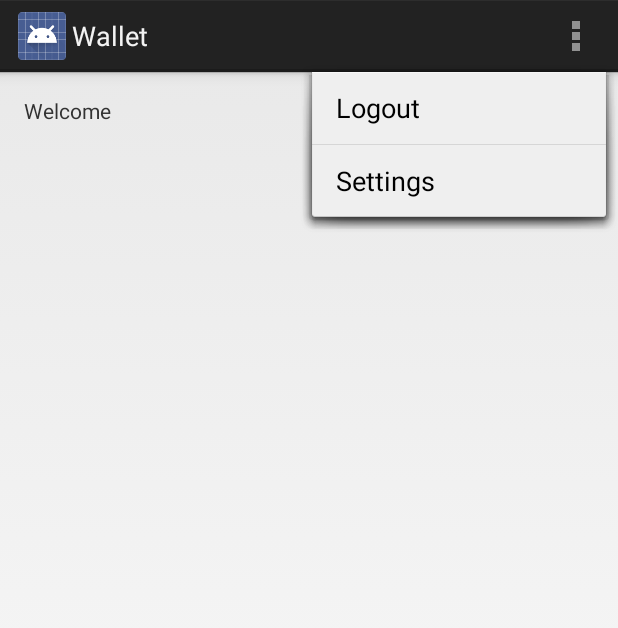
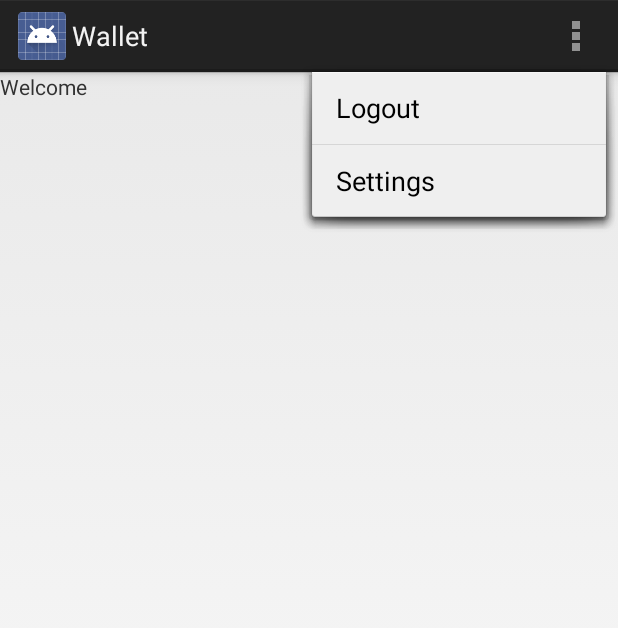
Before and after one commit to nfloresv/Wallet, an Android app: the HomeActivity screen opened directly, with no data from a screen before it, with the options menu open, on a phone screen of 412 x 824 dp. Shown: the top 628 px of the screen. Run offline under Robolectric (Android 15) with nearby library versions, the phone set to English and light mode, and no system bars.

Commit message:
DrawerLayout and Fragment
Implemented DrawerLayout with a simple menu.
Implemented the first fragment with information.
Adjust layouts to fit new configuration.

```diff
--- a/app/build.gradle
+++ b/app/build.gradle
@@ -2,7 +2,7 @@ apply plugin: 'com.android.application'
 
 android {
     compileSdkVersion 20
-    buildToolsVersion "20.0.0"
+    buildToolsVersion '20.0.0'
 
     defaultConfig {
         applicationId "com.flores.nico.wallet"
@@ -21,4 +21,5 @@ android {
 
 dependencies {
     compile fileTree(dir: 'libs', include: ['*.jar'])
+    compile 'com.android.support:support-v4:20.0.0'
 }
--- a/app/src/main/java/com/flores/nico/wallet/HomeActivity.java
+++ b/app/src/main/java/com/flores/nico/wallet/HomeActivity.java
@@ -1,14 +1,24 @@
 package com.flores.nico.wallet;
 
 import android.app.Activity;
+import android.app.Fragment;
+import android.app.FragmentManager;
 import android.content.Intent;
 import android.os.Bundle;
+import android.support.v4.widget.DrawerLayout;
 import android.view.Menu;
 import android.view.MenuItem;
+import android.view.View;
+import android.widget.AdapterView;
+import android.widget.ArrayAdapter;
+import android.widget.ListView;
 import android.widget.TextView;
 
 
 public class HomeActivity extends Activity {
+    private Fragment actualFragment;
+    private ListView mDrawerList;
+
     public static final int LOGIN_CODE = 0x00001;
 
     @Override
@@ -16,12 +26,20 @@ public class HomeActivity extends Activity {
         super.onCreate(savedInstanceState);
         setContentView(R.layout.activity_home);
 
+        String[] sectionsList = getResources().getStringArray(R.array.drawer_section_array);
+        mDrawerList = (ListView) findViewById(R.id.left_drawer);
+        mDrawerList.setAdapter(new ArrayAdapter<String>(this,
+                android.R.layout.simple_list_item_1, sectionsList));
+        mDrawerList.setOnItemClickListener(new DrawerItemClickListener());
+        actualFragment = new TransactionFragment();
+
+        FragmentManager fragmentManager = getFragmentManager();
+        fragmentManager.beginTransaction()
+                .add(R.id.container, actualFragment)
+                .commit();
+
         Credentials credentials = new Credentials(getApplicationContext());
-        if (credentials.isUserLoggedIn()) {
-            String user_email = credentials.getUserEmail();
-            TextView userEmail = (TextView) findViewById(R.id.TVUserName);
-            userEmail.setText(user_email);
-        } else {
+        if (!credentials.isUserLoggedIn()) {
             Intent intent = new Intent(this, LoginActivity.class);
             startActivityForResult(intent, LOGIN_CODE);
         }
@@ -62,12 +80,24 @@ public class HomeActivity extends Activity {
                 String emailText = data.getStringExtra(LoginActivity.USER_EMAIL);
                 String passwordText = data.getStringExtra(LoginActivity.USER_PASSWORD);
 
-                TextView userEmail = (TextView) findViewById(R.id.TVUserName);
-                userEmail.setText(emailText);
+                TransactionFragment fragment = (TransactionFragment) actualFragment;
+                fragment.changeText(emailText);
 
                 Credentials credentials = new Credentials(getApplicationContext());
                 credentials.setLoginData(emailText, passwordText);
             }
         }
     }
+
+    private class DrawerItemClickListener implements ListView.OnItemClickListener {
+        public void onItemClick(AdapterView parent, View view, int position, long id) {
+            selectItem(position);
+        }
+    }
+
+    private void selectItem (int position) {
+        mDrawerList.setItemChecked(position, true);
+        DrawerLayout mDrawerLayout = (DrawerLayout) findViewById(R.id.drawer_layout);
+        mDrawerLayout.closeDrawer(mDrawerList);
+    }
 }
--- /dev/null
+++ b/app/src/main/java/com/flores/nico/wallet/TransactionFragment.java
@@ -0,0 +1,108 @@
+package com.flores.nico.wallet;
+
+import android.app.Activity;
+import android.net.Uri;
+import android.os.Bundle;
+import android.app.Fragment;
+import android.view.LayoutInflater;
+import android.view.View;
+import android.view.ViewGroup;
+import android.widget.TextView;
+
+
+/**
+ * A simple {@link Fragment} subclass.
+ * Activities that contain this fragment must implement the
+ * {@link TransactionFragment.OnFragmentInteractionListener} interface
+ * to handle interaction events.
+ * Use the {@link TransactionFragment#newInstance} factory method to
+ * create an instance of this fragment.
+ *
+ */
+public class TransactionFragment extends Fragment {
+    /*// TODO: Rename parameter arguments, choose names that match
+    // the fragment initialization parameters, e.g. ARG_ITEM_NUMBER
+    private static final String ARG_PARAM1 = "param1";
+    private static final String ARG_PARAM2 = "param2";
+
+    // TODO: Rename and change types of parameters
+    private String mParam1;
+    private String mParam2;
+
+    private OnFragmentInteractionListener mListener;*/
+
+    /**
+     * Use this factory method to create a new instance of
+     * this fragment using the provided parameters.
+     *
+     * @param param1 Parameter 1.
+     * @param param2 Parameter 2.
+     * @return A new instance of fragment TransactionFragment.
+     */
+    // TODO: Rename and change types and number of parameters
+    public static TransactionFragment newInstance(String param1, String param2) {
+        TransactionFragment fragment = new TransactionFragment();
+        /*Bundle args = new Bundle();
+        args.putString(ARG_PARAM1, param1);
+        args.putString(ARG_PARAM2, param2);
+        fragment.setArguments(args);*/
+        return fragment;
+    }
+    /*public TransactionFragment() {
+        // Required empty public constructor
+    }*/
+
+    @Override
+    public void onCreate(Bundle savedInstanceState) {
+        super.onCreate(savedInstanceState);
+        /*if (getArguments() != null) {
+            mParam1 = getArguments().getString(ARG_PARAM1);
+            mParam2 = getArguments().getString(ARG_PARAM2);
+        }*/
+    }
+
+    @Override
+    public View onCreateView(LayoutInflater inflater, ViewGroup container,
+                             Bundle savedInstanceState) {
+        // Inflate the layout for this fragment
+        return inflater.inflate(R.layout.fragment_transaction, container, false);
+    }
+
+    /*@Override
+    public void onAttach(Activity activity) {
+        super.onAttach(activity);
+        try {
+            mListener = (OnFragmentInteractionListener) activity;
+        } catch (ClassCastException e) {
+            throw new ClassCastException(activity.toString()
+                    + " must implement OnFragmentInteractionListener");
+        }
+    }*/
+
+    /*@Override
+    public void onDetach() {
+        super.onDetach();
+        mListener = null;
+    }*/
+
+    /**
+     * This interface must be implemented by activities that contain this
+     * fragment to allow an interaction in this fragment to be communicated
+     * to the activity and potentially other fragments contained in that
+     * activity.
+     * <p>
+     * See the Android Training lesson <a href=
+     * "http://developer.android.com/training/basics/fragments/communicating.html"
+     * >Communicating with Other Fragments</a> for more information.
+     */
+    /*public interface OnFragmentInteractionListener {
+        // TODO: Update argument type and name
+        public void onFragmentInteraction(Uri uri);
+    }*/
+
+    public void changeText(String text) {
+        TextView userName = (TextView) getView().findViewById(R.id.TVUserName);
+        userName.setText(text);
+    }
+
+}
--- a/app/src/main/res/layout/activity_home.xml
+++ b/app/src/main/res/layout/activity_home.xml
@@ -1,28 +1,23 @@
-<RelativeLayout xmlns:android="http://schemas.android.com/apk/res/android"
+<android.support.v4.widget.DrawerLayout xmlns:android="http://schemas.android.com/apk/res/android"
     xmlns:tools="http://schemas.android.com/tools"
+    android:id="@+id/drawer_layout"
     android:layout_width="match_parent"
     android:layout_height="match_parent"
-    android:paddingLeft="@dimen/activity_horizontal_margin"
-    android:paddingRight="@dimen/activity_horizontal_margin"
-    android:paddingTop="@dimen/activity_vertical_margin"
-    android:paddingBottom="@dimen/activity_vertical_margin"
     tools:context=".HomeActivity">
 
-    <LinearLayout
-        android:orientation="horizontal"
-        android:layout_width="fill_parent"
-        android:layout_height="wrap_content">
+    <FrameLayout
+        android:id="@+id/container"
+        android:layout_width="match_parent"
+        android:layout_height="match_parent" />
 
-        <TextView
-            android:text="@string/view_welcome"
-            android:layout_width="wrap_content"
-            android:layout_height="wrap_content" />
-        <TextView
-            android:layout_width="wrap_content"
-            android:layout_height="wrap_content"
-            android:id="@+id/TVUserName"
-            android:layout_marginLeft="5dp"/>
+    <ListView
+        android:id="@+id/left_drawer"
+        android:layout_width="240dp"
+        android:layout_height="match_parent"
+        android:layout_gravity="start"
+        android:choiceMode="singleChoice"
+        android:divider="@android:color/transparent"
+        android:background="#cccccc"
+        android:dividerHeight="0dp" />
 
-    </LinearLayout>
-
-</RelativeLayout>
+</android.support.v4.widget.DrawerLayout>
--- /dev/null
+++ b/app/src/main/res/layout/fragment_transaction.xml
@@ -0,0 +1,22 @@
+<FrameLayout xmlns:android="http://schemas.android.com/apk/res/android"
+    xmlns:tools="http://schemas.android.com/tools"
+    android:layout_width="match_parent"
+    android:layout_height="match_parent"
+    tools:context="com.flores.nico.wallet.TransactionFragment">
+
+    <LinearLayout
+        android:layout_width="match_parent"
+        android:layout_height="match_parent"
+        android:orientation="horizontal">
+        <TextView
+            android:text="@string/view_welcome"
+            android:layout_width="wrap_content"
+            android:layout_height="wrap_content" />
+        <TextView
+            android:layout_width="wrap_content"
+            android:layout_height="wrap_content"
+            android:id="@+id/TVUserName"
+            android:layout_marginLeft="5dp"/>
+    </LinearLayout>
+
+</FrameLayout>
--- a/app/src/main/res/values/strings.xml
+++ b/app/src/main/res/values/strings.xml
@@ -15,4 +15,12 @@
     <string name="code_no_user_signed_in">com.flores.nico.NO_USER</string>
     <string name="hello_world">Hello world!</string>
 
+    <string-array name="drawer_section_array">
+        <item>Transaction</item>
+        <item>Last Transaction</item>
+        <item>Dashboard</item>
+    </string-array>
+
+    <string name="hello_blank_fragment">Hello blank fragment</string>
+
 </resources>
```
Also changed, not shown: 1 other file.
